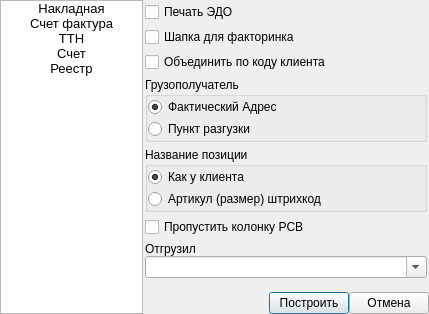
Qt form ui/order_doc_list.ui (Meller008/CRM-Avi) before a commit.
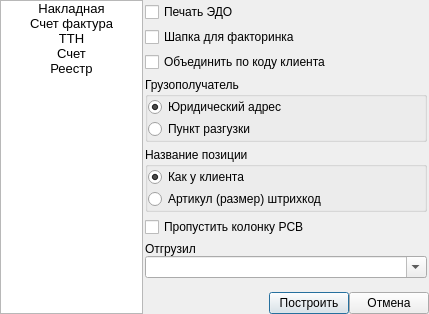
The same form after that commit. The open tabs and pages were chosen to show the change.

What changed in the file:
```diff
--- a/ui/order_doc_list.ui
+++ b/ui/order_doc_list.ui
@@ -199,7 +199,7 @@
           <item row="0" column="0">
            <widget class="QRadioButton" name="rb_addres_1">
             <property name="text">
-             <string>Фактический Адрес</string>
+             <string>Юридический адрес</string>
             </property>
             <property name="checked">
              <bool>true</bool>
```
